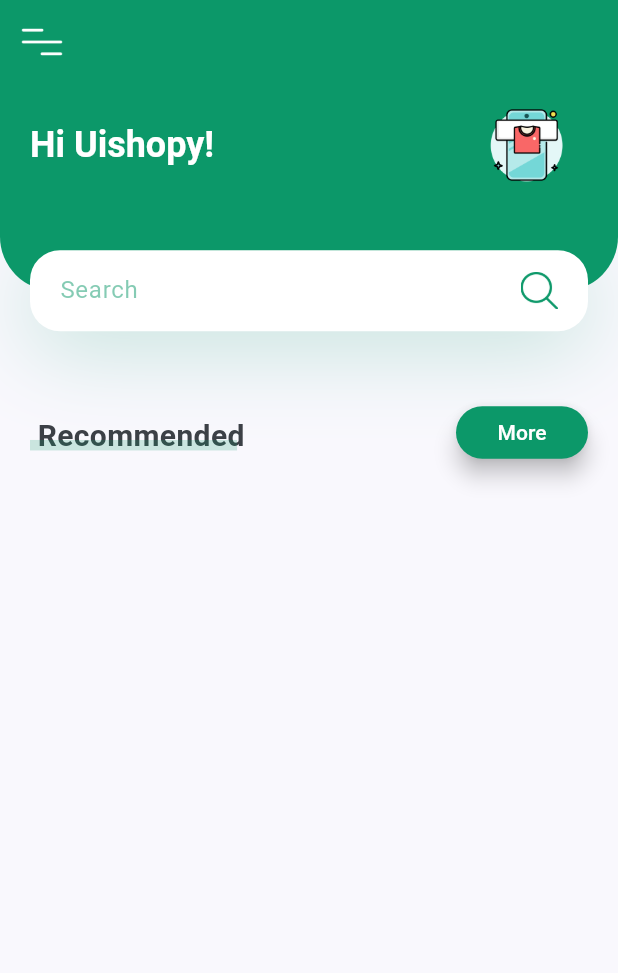
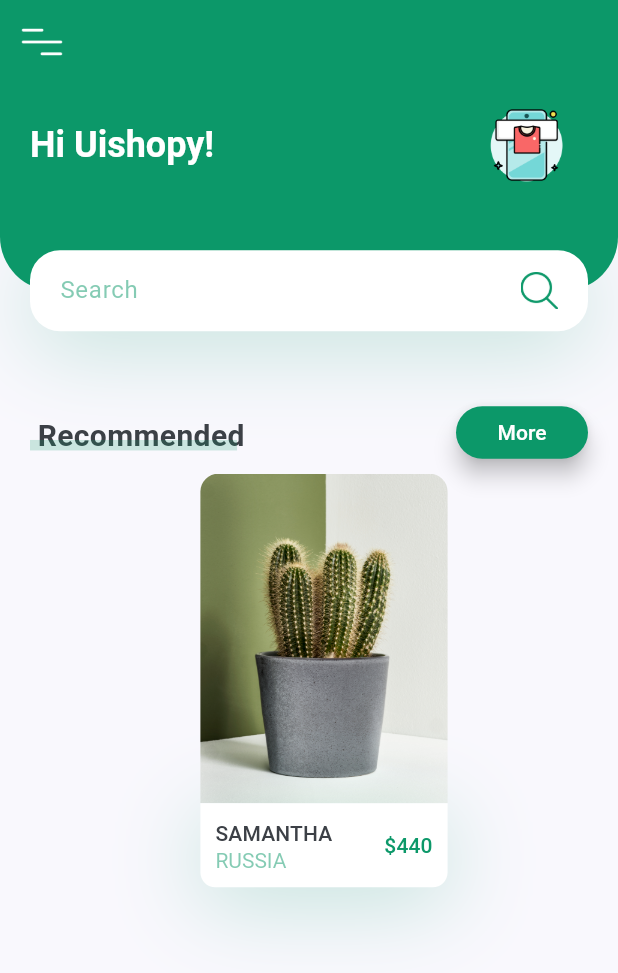
Before and after one commit to AbrarImamSatria/PlantApp, a Flutter app: the screen it shows after launch, on a phone screen of 412 x 824 dp. Shown: the top 973 px of the screen. Run offline on Flutter 3.47's test engine with Material 3 defaults, Android fonts, the phone set to English and light mode, and no system bars.

Commit message:
Membuat widget RecomendPlantCard

```diff
--- a/lib/screens/home/components/body.dart
+++ b/lib/screens/home/components/body.dart
@@ -1,4 +1,5 @@
 import 'package:flutter/material.dart';
+import 'package:plant_app/constant.dart';
 import 'package:plant_app/screens/home/components/header_with_searchbox.dart';
 import 'package:plant_app/screens/home/components/tittle_with_more_bbtn.dart';
 
@@ -14,9 +15,87 @@ class Body extends StatelessWidget {
       child: Column(
         children: <Widget>[
           HeaderWithSearchBox(size: size),
-          TittleWithMoreBtn(
-            title: "Recommended",
-            press: () {},
+          TittleWithMoreBtn(title: "Recommended", press: () {}),
+          // it will cover 40% of our total height
+          RecomendPlantCard(size: size),
+        ],
+      ),
+    );
+  }
+}
+
+class RecomendPlantCard extends StatelessWidget {
+  const RecomendPlantCard({
+    super.key,
+    required this.size,
+  });
+
+  final Size size;
+
+  @override
+  Widget build(BuildContext context) {
+    return Container(
+      margin: EdgeInsets.only(
+        left: kDefaultPadding,
+        top: kDefaultPadding / 2,
+        bottom: kDefaultPadding * 2.5,
+      ),
+      width: size.width * 0.4,
+      child: Column(
+        children: <Widget>[
+          ClipRRect(
+            borderRadius: BorderRadius.only(
+              topLeft: Radius.circular(12),
+              topRight: Radius.circular(12),
+            ),
+            child: Image.asset(
+              "assets/images/kaktus.jpeg",
+              fit: BoxFit.cover,
+            ),
+          ),
+          Container(
+            padding: EdgeInsets.all(kDefaultPadding / 2),
+            decoration: BoxDecoration(
+              color: Colors.white,
+              borderRadius: BorderRadius.only(
+                bottomLeft: Radius.circular(10),
+                bottomRight: Radius.circular(10),
+              ),
+              boxShadow: [
+                BoxShadow(
+                  offset: Offset(0, 10),
+                  blurRadius: 50,
+                  color: kPrimaryColor.withOpacity(0.23),
+                ),
+              ],
+            ),
+            child: Row(
+              children: <Widget>[
+                RichText(
+                  text: TextSpan(
+                    children: [
+                      TextSpan(
+                        text: "Samantha\n".toUpperCase(),
+                        style: Theme.of(context).textTheme.labelLarge,
+                      ),
+                      TextSpan(
+                        text: "Russia".toUpperCase(),
+                        style: TextStyle(
+                          color: kPrimaryColor.withOpacity(0.5),
+                        ),
+                      ),
+                    ],
+                  ),
+                ),
+                Spacer(),
+                Text(
+                  '\$440',
+                  style: Theme.of(
+                    context,
+                  ).textTheme.labelLarge?.copyWith(color: kPrimaryColor),
+                ),
+              ],
+            ),
           ),
         ],
       ),
```
Also changed, not shown: assets/images/kaktus.jpeg (added).
